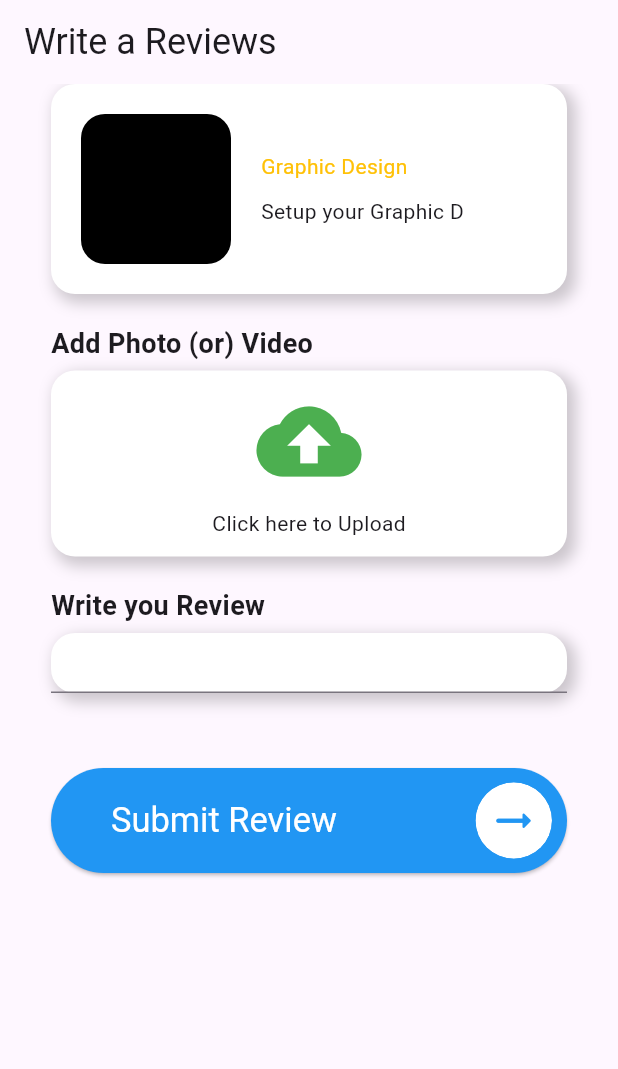
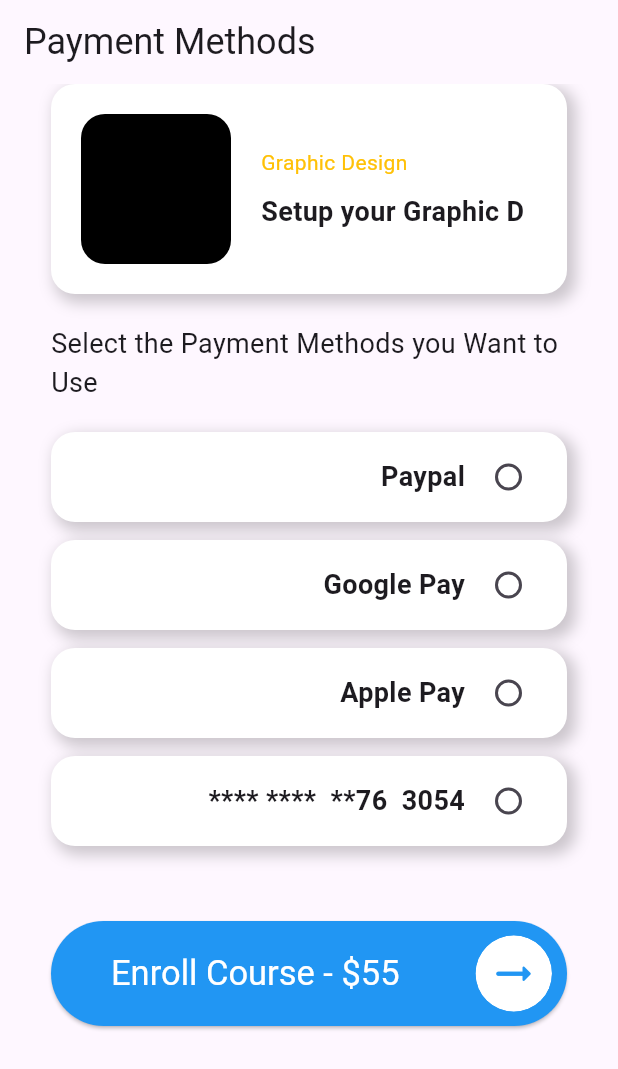
Before and after one commit to Habibulloh3/FinTechHub, a Flutter app: the screen it shows after launch, on a phone screen of 412 x 824 dp. Shown: the top 1069 px of the screen. Run offline on Flutter 3.47's test engine with Material 3 defaults, Android fonts, the phone set to English and light mode, and no system bars; our stand-ins replace smooth_page_indicator; Roboto replaces fonts that are missing (Concert).

Commit message:
new screen added

```diff
--- a/lib/main.dart
+++ b/lib/main.dart
@@ -2,6 +2,7 @@ import 'package:flutter/material.dart';
 import 'package:flutter_application_3/screens/31_curriculum.dart';
 import 'package:flutter_application_3/screens/32_reviews.dart';
 import 'package:flutter_application_3/screens/33_write_a_review.dart';
+import 'package:flutter_application_3/screens/34_payment_methods.dart';
 import 'package:flutter_application_3/screens/pageview.dart';
 
 
@@ -20,7 +21,7 @@ class MyApp extends StatelessWidget {
         fontFamily:"Concert",
         elevatedButtonTheme: ElevatedButtonThemeData(style: ElevatedButton.styleFrom(textStyle: TextStyle(fontFamily: "Concert")))
       ),
-      home: WriteAReview(),
+      home:PaymentMethodsScreen(),
     );
   }
 }
--- a/lib/screens/33_write_a_review.dart
+++ b/lib/screens/33_write_a_review.dart
@@ -51,7 +51,7 @@ class _WriteAReviewState extends State<WriteAReview> {
                       SizedBox(
                         height: 10,
                       ),
-                      Text("Setup your Graphic D")
+                      Text("Setup your Graphic D",style: TextStyle(fontWeight: FontWeight.bold,fontSize: 18),)
                     ],
                   ),
                 ],
@@ -103,14 +103,14 @@ class _WriteAReviewState extends State<WriteAReview> {
           const  Text(
               "Write you Review",
               style: TextStyle(fontSize: 18, fontWeight: FontWeight.bold),
-            ),const SizedBox(height: 5,), Container(height: 40, decoration: BoxDecoration(color: Colors.white, borderRadius: BorderRadius.circular(16), boxShadow: [
+            ),const SizedBox(height: 5,), Container( height: 100, decoration: BoxDecoration( color: Colors.white, borderRadius: BorderRadius.circular(16), boxShadow: [
                     BoxShadow(
                       color: Colors.black.withOpacity(0.2),
                       offset:const Offset(4, 4),
                       blurRadius: 8,
                       spreadRadius: 2,
                     ),
-                  ],), child:  TextFormField(),),const SizedBox(height: 50,),SizedBox(
+                  ],), child:  TextFormField(maxLines: 2,),),const SizedBox(height: 50,),SizedBox(
           height: 70,
           child: ElevatedButton(
               style: ElevatedButton.styleFrom(padding:const EdgeInsets.only(left: 40,right: 10), backgroundColor: Colors.blue),
@@ -126,7 +126,7 @@ class _WriteAReviewState extends State<WriteAReview> {
                         onPressed: () {}, icon:const Icon( Icons.arrow_right_alt_rounded,color: Colors.blue,size: 35,)),
                   ),
                 ],
-              ))),
+              ),),),
 
           ],
         ),
--- /dev/null
+++ b/lib/screens/34_payment_methods.dart
@@ -0,0 +1,113 @@
+import 'package:flutter/material.dart';
+import 'package:flutter_application_3/widgets/categories.dart';
+
+class PaymentMethodsScreen extends StatefulWidget {
+  const PaymentMethodsScreen({super.key});
+
+  @override
+  State<PaymentMethodsScreen> createState() => _PaymentMethodsScreenState();
+}
+
+class _PaymentMethodsScreenState extends State<PaymentMethodsScreen> {
+  @override
+  Widget build(BuildContext context) {
+    return Scaffold(
+      appBar: AppBar(
+        title: const Text(
+          "Payment Methods",
+          style: TextStyle(fontSize: 24),
+        ),
+      ),
+      body: Padding(
+        padding: const EdgeInsets.symmetric(horizontal: 34),
+        child: Column(
+          crossAxisAlignment: CrossAxisAlignment.start,
+          children: [
+            Container(
+              decoration: BoxDecoration(boxShadow: [
+                BoxShadow(
+                  color: Colors.black.withOpacity(0.2),
+                  offset: Offset(4, 4),
+                  blurRadius: 8,
+                  spreadRadius: 2,
+                ),
+              ], color: Colors.white, borderRadius: BorderRadius.circular(16)),
+              child: Row(
+                children: [
+                  Container(
+                    margin: EdgeInsets.all(20),
+                    width: 100,
+                    height: 100,
+                    decoration: BoxDecoration(
+                        color: Colors.black,
+                        borderRadius: BorderRadius.circular(16)),
+                  ),
+                  const Column(
+                    crossAxisAlignment: CrossAxisAlignment.start,
+                    children: [
+                      Text(
+                        "Graphic Design",
+                        style: TextStyle(color: Colors.amber),
+                      ),
+                      SizedBox(
+                        height: 10,
+                      ),
+                      Text("Setup your Graphic D",style: TextStyle(fontWeight: FontWeight.bold,fontSize: 18),)
+                    ],
+                  ),
+                ],
+              ),
+            ),
+            const SizedBox(
+              height: 20,
+            ),
+            Text(
+              "Select the Payment Methods you Want to Use ",
+              style: TextStyle(fontSize: 18),
+            ),
+            SizedBox(
+              height: 20,
+            ),
+            RadioWidget(
+              title: 'Paypal',
+            ),
+            SizedBox(
+              height: 12,
+            ),
+            RadioWidget(
+              title: 'Google Pay',
+            ),
+            SizedBox(
+              height: 12,
+            ),
+            RadioWidget(
+              title: 'Apple Pay',
+            ),
+            SizedBox(
+              height: 12,
+            ),
+            RadioWidget(
+              title: '**** ****  **76  3054',
+            ),SizedBox(height: 50,), SizedBox(height: 70,
+              child: ElevatedButton(
+                style: ElevatedButton.styleFrom(padding:const EdgeInsets.only(left: 40,right: 10), backgroundColor: Colors.blue),
+                onPressed: () {},
+                child: Row(
+                  children: [
+                    const Text(
+                      "Enroll Course - \$55",
+                      style: TextStyle(color: Colors.white, fontSize: 23),
+                    ),const Spacer(),
+                    ClipRRect(borderRadius: BorderRadius.circular(50),
+                      child: IconButton( style:  ElevatedButton.styleFrom(backgroundColor: Colors.white,),
+                          onPressed: () {}, icon:const Icon( Icons.arrow_right_alt_rounded,color: Colors.blue,size: 35,)),
+                    ),
+                  ],
+                ),),
+            ),
+          ],
+        ),
+      ),
+    );
+  }
+}
--- a/lib/widgets/categories.dart
+++ b/lib/widgets/categories.dart
@@ -22,6 +22,40 @@ class CategoriesBotton extends StatelessWidget {
   }
 }
 
+   class MyRadioButton extends StatefulWidget {
+  @override
+  _MyRadioButtonState createState() => _MyRadioButtonState();
+}
+
+class _MyRadioButtonState extends State<MyRadioButton> {
+  int? _selectedValue;
+
+  @override
+  Widget build(BuildContext context) {
+    return Column(
+      mainAxisSize: MainAxisSize.min,
+      children: [
+        Radio<int>(
+          value: 1,
+          groupValue: _selectedValue,
+          onChanged: (int? value) {
+            setState(() {
+
+              if (_selectedValue == value) {
+                _selectedValue = null;
+              } else {
+                _selectedValue = value;
+              }
+            });
+          },
+        ),
+      ],
+    );
+  }
+}
+
+
+
 class StarWidget extends StatelessWidget {
   const StarWidget({
     super.key,
@@ -43,3 +77,39 @@ class StarWidget extends StatelessWidget {
     );
   }
 }
+class RadioWidget extends StatelessWidget {
+  final String title;
+  const RadioWidget({
+    super.key, required this.title,
+  });
+
+  @override
+  Widget build(BuildContext context) {
+    return Container(height: 60,
+      decoration: BoxDecoration( borderRadius: BorderRadius.circular(16),
+        color: Colors.white,
+        boxShadow: [
+          BoxShadow(
+            color: Colors.black.withOpacity(0.2),
+            offset: Offset(4, 4),
+            blurRadius: 8,
+            spreadRadius: 2,
+          ),
+        ],
+      ),
+      child: Padding(
+        padding: const EdgeInsets.symmetric(horizontal: 15),
+        child: Row(
+          mainAxisAlignment: MainAxisAlignment.end,
+          children: [
+            Text(
+              title,
+              style: TextStyle(fontSize: 18,fontWeight: FontWeight.bold),
+            ),SizedBox(width: 5,),
+            MyRadioButton()
+          ],
+        ),
+      ),
+    );
+  }
+}
```
